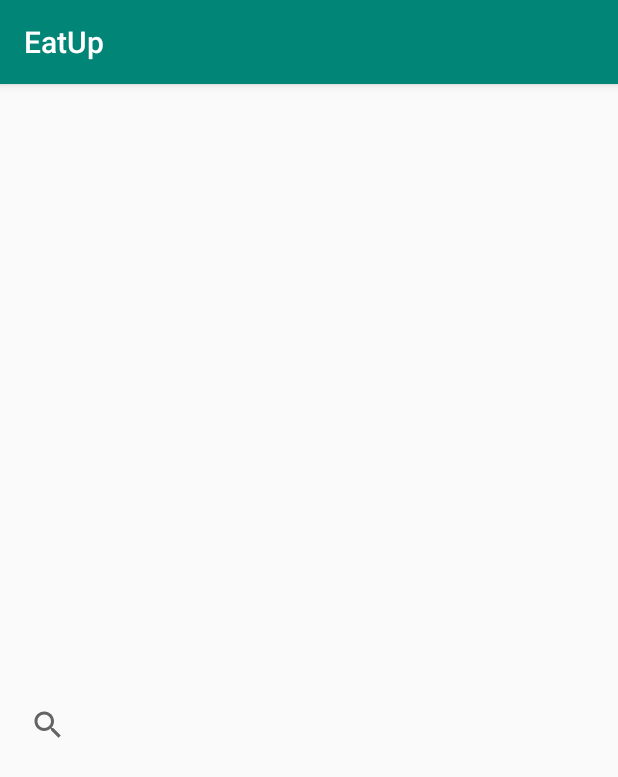
After one commit to arnauds-squadron/team_project, an Android app: the fragment VisitorFragment shown on its own in the app's theme, on a phone screen of 412 x 824 dp. The commit adds this screen. Shown: the top 777 px of the screen. Run offline under Robolectric (Android 15) with nearby library versions, the phone set to English and light mode, and no system bars.

Commit message:
fixed strings.xml and gradle merge conflict

```diff
--- a/app/build.gradle
+++ b/app/build.gradle
@@ -28,4 +28,5 @@ dependencies {
     androidTestImplementation 'com.android.support.test:runner:1.0.2'
     androidTestImplementation 'com.android.support.test.espresso:espresso-core:3.0.2'
     implementation 'com.android.support:design:28.0.0'
+    implementation 'com.android.support:recyclerview-v7:28.0.0'
 }
--- /dev/null
+++ b/app/src/main/java/com/arnauds_squadron/eatup/VisitorFragment.java
@@ -0,0 +1,32 @@
+package com.arnauds_squadron.eatup;
+
+import android.content.Context;
+import android.net.Uri;
+import android.os.Bundle;
+import android.support.v4.app.Fragment;
+import android.view.LayoutInflater;
+import android.view.View;
+import android.view.ViewGroup;
+
+
+public class VisitorFragment extends Fragment {
+
+    public VisitorFragment() {
+        // Required empty public constructor
+    }
+
+
+    @Override
+    public void onCreate(Bundle savedInstanceState) {
+        super.onCreate(savedInstanceState);
+
+    }
+
+    @Override
+    public View onCreateView(LayoutInflater inflater, ViewGroup container,
+                             Bundle savedInstanceState) {
+        // Inflate the layout for this fragment
+        return inflater.inflate(R.layout.fragment_visitor, container, false);
+    }
+
+}
--- /dev/null
+++ b/app/src/main/res/layout/fragment_visitor.xml
@@ -0,0 +1,44 @@
+<?xml version="1.0" encoding="utf-8"?>
+<FrameLayout xmlns:android="http://schemas.android.com/apk/res/android"
+    xmlns:tools="http://schemas.android.com/tools"
+    android:layout_width="match_parent"
+    android:layout_height="match_parent"
+    tools:context=".VisitorFragment">
+
+    <?xml version="1.0" encoding="utf-8"?>
+    <android.support.constraint.ConstraintLayout xmlns:android="http://schemas.android.com/apk/res/android"
+        xmlns:app="http://schemas.android.com/apk/res-auto"
+        xmlns:tools="http://schemas.android.com/tools"
+        android:layout_width="match_parent"
+        android:layout_height="match_parent"
+        tools:context=".VisitorActivity">
+
+        <SearchView
+            android:layout_width="match_parent"
+            android:layout_height="wrap_content"
+            android:layout_marginStart="8dp"
+            android:layout_marginLeft="8dp"
+            android:layout_marginTop="8dp"
+            android:layout_marginEnd="8dp"
+            android:layout_marginRight="8dp"
+            app:layout_constraintEnd_toEndOf="parent"
+            app:layout_constraintHorizontal_bias="1.0"
+            app:layout_constraintStart_toStartOf="parent"
+            app:layout_constraintTop_toBottomOf="@+id/recyclerView"
+            android:hint="@string/visitor_search_hint"/>
+
+        <android.support.v7.widget.RecyclerView
+            android:id="@+id/recyclerView"
+            android:layout_width="395dp"
+            android:layout_height="387dp"
+            android:layout_marginStart="8dp"
+            android:layout_marginLeft="8dp"
+            android:layout_marginTop="8dp"
+            android:layout_marginEnd="8dp"
+            android:layout_marginRight="8dp"
+            app:layout_constraintEnd_toEndOf="parent"
+            app:layout_constraintStart_toStartOf="parent"
+            app:layout_constraintTop_toTopOf="parent" />
+    </android.support.constraint.ConstraintLayout>
+
+</FrameLayout>
--- /dev/null
+++ b/app/src/main/res/menu/menu_visitor.xml
@@ -0,0 +1,12 @@
+<menu xmlns:android="http://schemas.android.com/apk/res/android"
+    xmlns:app="http://schemas.android.com/apk/res-auto"
+    xmlns:tools="http://schemas.android.com/tools" tools:context=".BookSearchActivity">
+
+    <item android:id="@+id/action_search"
+        android:orderInCategory="5"
+        android:title="Search"
+        android:icon="@android:drawable/ic_menu_search"
+        app:showAsAction="always|collapseActionView"
+        app:actionViewClass="android.support.v7.widget.SearchView" />
+
+</menu>
--- a/app/src/main/res/values/strings.xml
+++ b/app/src/main/res/values/strings.xml
@@ -1,6 +1,4 @@
 <resources>
     <string name="app_name">EatUp</string>
-
-    <!-- TODO: Remove or change this placeholder text -->
-    <string name="hello_blank_fragment">Hello blank fragment</string>
+    <string name="visitor_search_hint">What\'s on the menu?</string>
 </resources>
```
